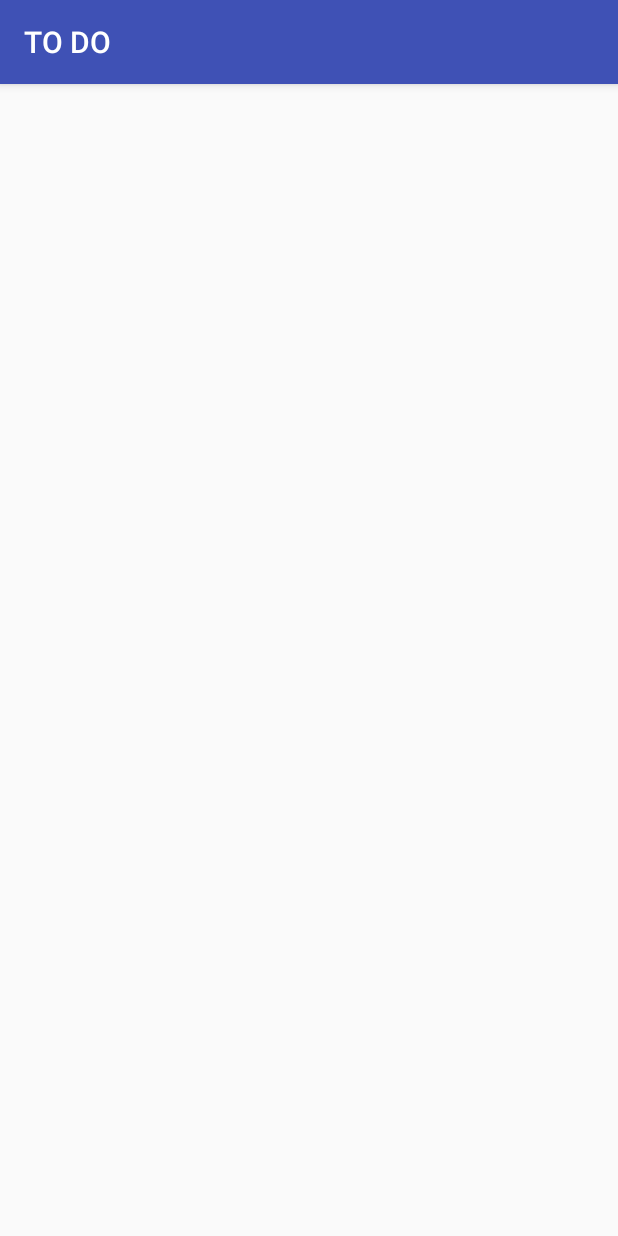
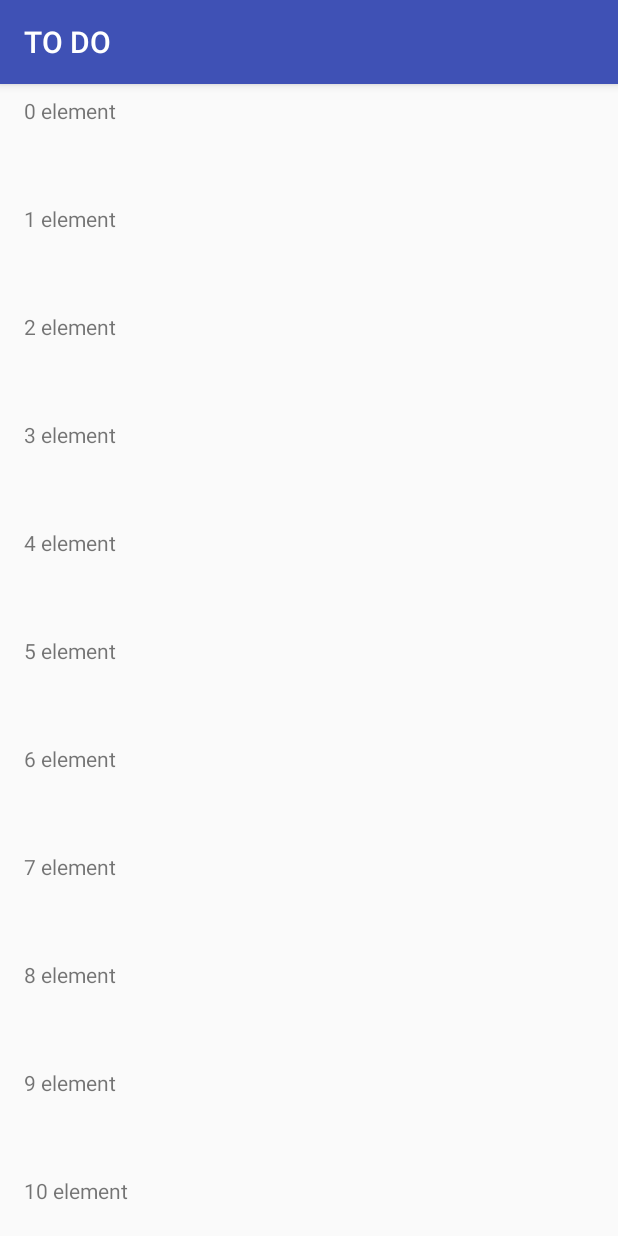
Before and after one commit to Marufenko/TODO, an Android app: the SecondActivity screen opened directly, with no data from a screen before it, on a phone screen of 412 x 824 dp. Run offline under Robolectric (Android 15) with nearby library versions, the phone set to English and light mode, and no system bars.

Commit message:
add test recyclerView

```diff
--- a/app/build.gradle
+++ b/app/build.gradle
@@ -28,6 +28,7 @@ dependencies {
     implementation 'com.android.support:appcompat-v7:27.1.1'
     implementation 'com.android.support.constraint:constraint-layout:1.1.2'
     implementation 'com.android.support:design:27.1.1'
+    implementation 'com.android.support:recyclerview-v7:27.1.1'
     testImplementation 'junit:junit:4.12'
     androidTestImplementation 'com.android.support.test:runner:1.0.2'
     androidTestImplementation 'com.android.support.test.espresso:espresso-core:3.0.2'
--- a/app/src/main/java/com/todo/todo/SecondActivity.kt
+++ b/app/src/main/java/com/todo/todo/SecondActivity.kt
@@ -1,12 +1,49 @@
 package com.todo.todo
 
+import android.os.Bundle
 import android.support.v7.app.AppCompatActivity
-import android.os.Bundle
+import android.support.v7.widget.LinearLayoutManager
+import android.support.v7.widget.RecyclerView
+import android.view.LayoutInflater
+import android.view.View
+import android.view.ViewGroup
+import android.widget.TextView
 
 class SecondActivity : AppCompatActivity() {
 
     override fun onCreate(savedInstanceState: Bundle?) {
         super.onCreate(savedInstanceState)
         setContentView(R.layout.activity_second)
+
+        val recyclerView: RecyclerView = findViewById(R.id.test_recycler_view)
+        recyclerView.layoutManager = LinearLayoutManager(this)
+        recyclerView.adapter = Adapter(generateFakeValues())
+    }
+
+    private fun generateFakeValues(): List<String> {
+        val values = mutableListOf<String>()
+        for (i in 0..100) {
+            values.add("$i element")
+        }
+        return values
+    }
+
+    class Adapter(private val values: List<String>) : RecyclerView.Adapter<Adapter.ViewHolder>() {
+
+        override fun getItemCount() = values.size
+
+        override fun onCreateViewHolder(parent: ViewGroup, viewType: Int): ViewHolder {
+            val itemView = LayoutInflater.from(parent.context)
+                    .inflate(R.layout.test_text_view, parent, false)
+            return ViewHolder(itemView)
+        }
+
+        override fun onBindViewHolder(holder: ViewHolder, position: Int) {
+            holder.textView.text = values[position]
+        }
+
+        class ViewHolder(itemView: View) : RecyclerView.ViewHolder(itemView) {
+            var textView: TextView = itemView.findViewById(R.id.text_list_item)
+        }
     }
 }
--- a/app/src/main/res/layout/activity_second.xml
+++ b/app/src/main/res/layout/activity_second.xml
@@ -1,9 +1,14 @@
 <?xml version="1.0" encoding="utf-8"?>
-<android.support.constraint.ConstraintLayout xmlns:android="http://schemas.android.com/apk/res/android"
-    xmlns:app="http://schemas.android.com/apk/res-auto"
+<android.support.constraint.ConstraintLayout
+    xmlns:android="http://schemas.android.com/apk/res/android"
     xmlns:tools="http://schemas.android.com/tools"
     android:layout_width="match_parent"
     android:layout_height="match_parent"
     tools:context="com.todo.todo.SecondActivity">
 
+    <android.support.v7.widget.RecyclerView
+        android:id="@+id/test_recycler_view"
+        android:layout_width="match_parent"
+        android:layout_height="match_parent"/>
+
 </android.support.constraint.ConstraintLayout>
--- /dev/null
+++ b/app/src/main/res/layout/test_text_view.xml
@@ -0,0 +1,19 @@
+<?xml version="1.0" encoding="utf-8"?>
+<android.support.constraint.ConstraintLayout
+    xmlns:android="http://schemas.android.com/apk/res/android"
+    android:layout_width="match_parent"
+    android:layout_height="72dp"
+    android:paddingTop="8dp"
+    android:paddingBottom="8dp"
+    android:paddingStart="16dp"
+    android:paddingEnd="16dp"
+    android:gravity="center_vertical"
+    android:orientation="horizontal">
+
+    <TextView
+        android:id="@+id/text_list_item"
+        android:layout_width="wrap_content"
+        android:layout_height="wrap_content"
+        android:layout_marginStart="8dp"
+        android:text="ExampleList"/>
+</android.support.constraint.ConstraintLayout>
```
